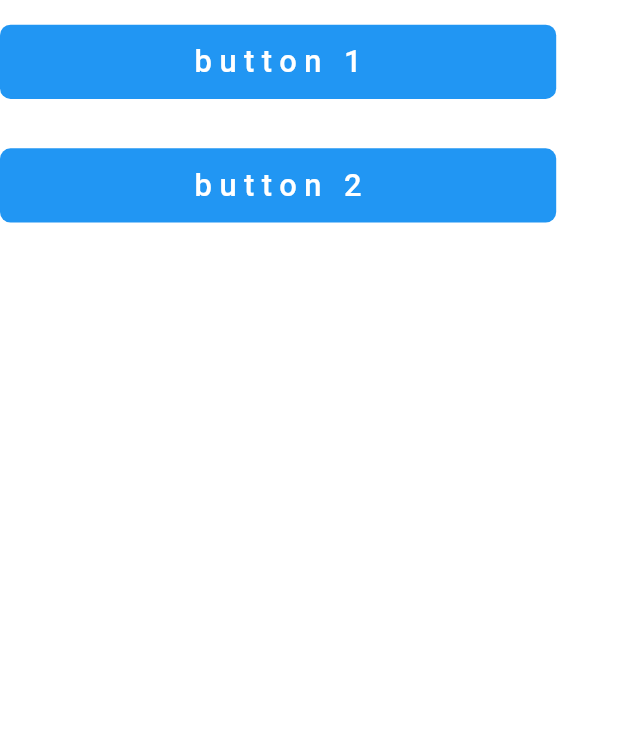
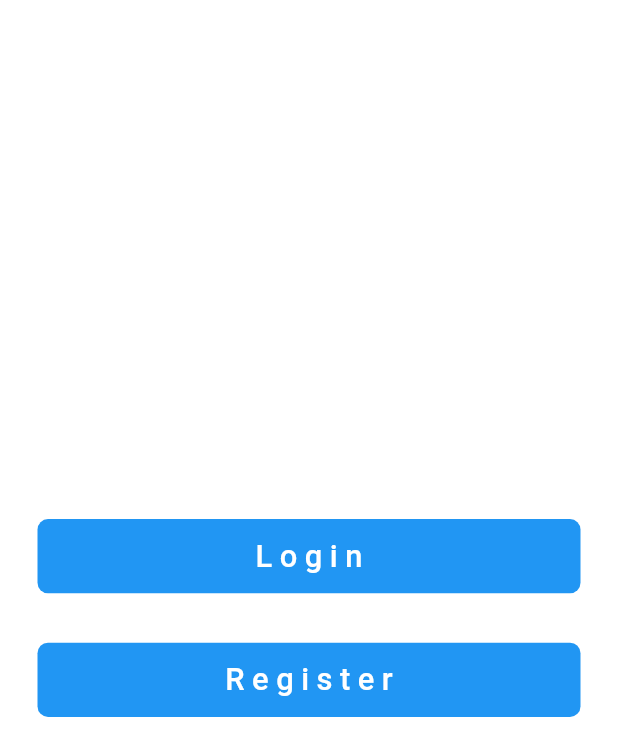
Before and after one commit to masteradit/IEMCT-Workshop-App, a Flutter app: the screen it shows after launch, on a phone screen of 412 x 824 dp. Shown: the top 756 px of the screen. Run offline on Flutter 3.47's test engine with Material 2 defaults, Android fonts, the phone set to English and light mode, and no system bars; our stand-ins replace google_fonts; Roboto replaces fonts that are missing (Abel).

Commit message:
Updated buttons on welcome screen

```diff
--- a/lib/welcome_screen.dart
+++ b/lib/welcome_screen.dart
@@ -14,20 +14,25 @@ class _WelcomeScreenState extends State<WelcomeScreen> {
   Widget build(BuildContext context) {
     return Scaffold(
       backgroundColor: Colors.white,
-      body: Column(
+      body: Padding(
+        padding: const EdgeInsets.symmetric(horizontal: 25.0),
+        child: Column(
+          mainAxisAlignment: MainAxisAlignment.center,
+          crossAxisAlignment: CrossAxisAlignment.stretch,
           children: <Widget>[
             RoundedButton(
               onPressed: null,
-            title: 'button 1',
+              title: 'Login',
               colour: Colors.blue,
             ),
             RoundedButton(
               onPressed: null,
-            title: 'button 2',
+              title: 'Register',
               colour: Colors.blue,
             ),
           ],
         ),
+      ),
     );
   }
 }
```
Lines whose indentation alone changed are shown as unchanged.
